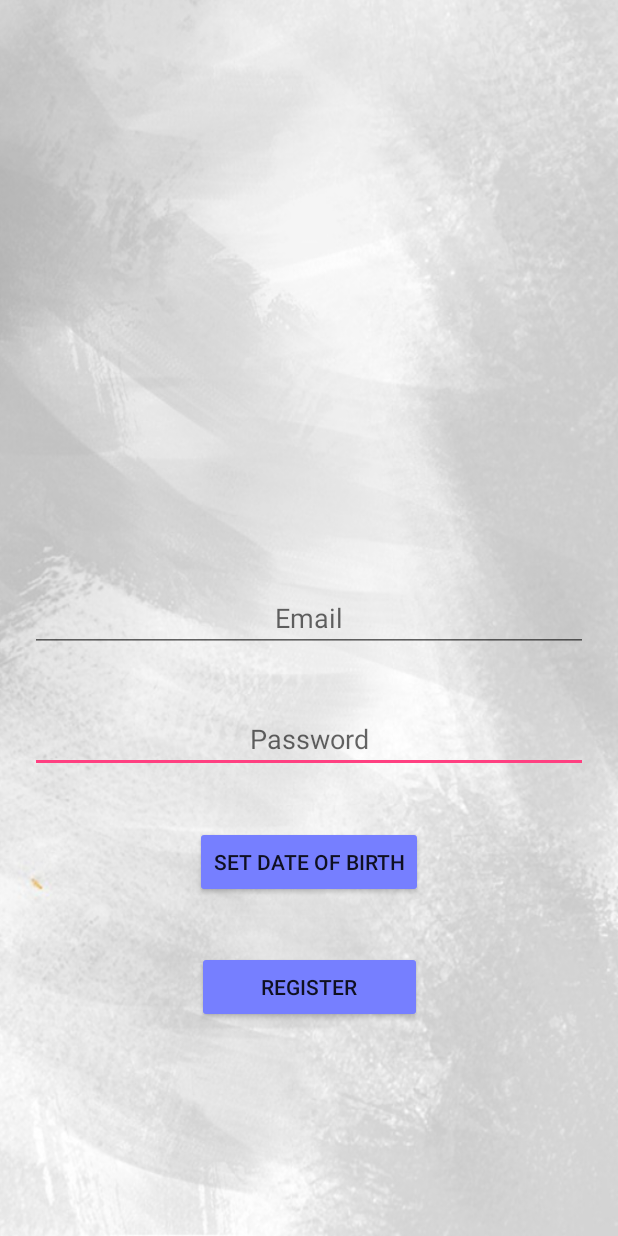
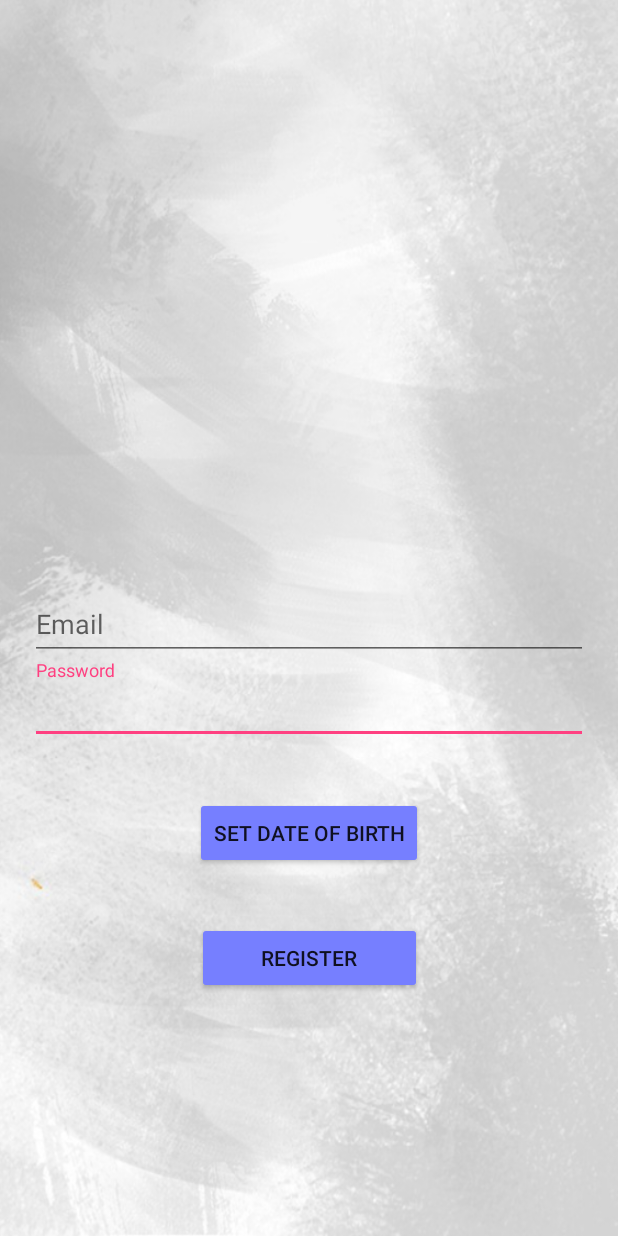
Before and after one commit to Jagi1/QuizApp, an Android app: the screen it shows after launch (RegisterActivity), after a tap on "REGISTER", on a phone screen of 412 x 824 dp. Run offline under Robolectric (Android 15) with nearby library versions, the light colour scheme and no system bars; our stand-ins replace Firebase (no records; nobody signed in at launch, a user with empty details on screens opened directly).

Commit message:
Layout improvements.

```diff
--- a/app/src/main/java/pl/com/fireflies/quizapp/AccountSettingsActivity.java
+++ b/app/src/main/java/pl/com/fireflies/quizapp/AccountSettingsActivity.java
@@ -113,7 +113,7 @@ public class AccountSettingsActivity extends AppCompatActivity implements View.O
                 avatar_image.setImageBitmap(MediaStore.Images.Media.getBitmap(getContentResolver(), data.getData()));
                 // wysylanie awataru do storage
                 uploadImage(data.getData());
-                DataHolder.setAvatarImage();
+//                DataHolder.setAvatarImage();
             }
             catch (IOException e)
             {
--- a/app/src/main/java/pl/com/fireflies/quizapp/LoginActivity.java
+++ b/app/src/main/java/pl/com/fireflies/quizapp/LoginActivity.java
@@ -11,6 +11,8 @@ import android.graphics.BitmapFactory;
 import android.net.ConnectivityManager;
 import android.os.Bundle;
 import android.support.annotation.NonNull;
+import android.support.design.widget.TextInputEditText;
+import android.support.design.widget.TextInputLayout;
 import android.support.v7.app.AppCompatActivity;
 import android.text.TextUtils;
 import android.util.Log;
@@ -31,7 +33,9 @@ import com.google.firebase.storage.StorageReference;
 
 public class LoginActivity extends AppCompatActivity implements View.OnClickListener
 {
-    private EditText login_edit, password_edit;
+    private TextInputLayout inputLayout;
+    private TextInputEditText login_edit, password_edit;
+    private Button login_button, register_button;
     private ProgressDialog progressDialog;
     private CheckBox checkBox;
     public static final String PREF_VAR = "pref_vars";
@@ -58,10 +62,10 @@ public class LoginActivity extends AppCompatActivity implements View.OnClickList
 
     protected void initViews()
     {
-        login_edit = (EditText) findViewById(R.id.login_edit);
-        password_edit = (EditText) findViewById(R.id.password_edit);
-        Button login_button = (Button) findViewById(R.id.login_button);
-        Button register_button = (Button) findViewById(R.id.register_button);
+        login_edit = (TextInputEditText) findViewById(R.id.login_edit_2);
+        inputLayout = (TextInputLayout) findViewById(R.id.login_edit);
+        password_edit = (TextInputEditText) findViewById(R.id.password_edit_2);
+        login_button = (Button) findViewById(R.id.login_button);register_button = (Button) findViewById(R.id.register_button);
         login_button.setOnClickListener(this);
         register_button.setOnClickListener(this);
         checkBox = (CheckBox) findViewById(R.id.remember_check_box);
@@ -178,9 +182,11 @@ public class LoginActivity extends AppCompatActivity implements View.OnClickList
                 break;
 
             case R.id.register_button:
-                Pair[] pairs = new Pair[2];
+                Pair[] pairs = new Pair[4];
                 pairs[0] = new Pair<View, String>(login_edit, "emailTransition");
                 pairs[1] = new Pair<View, String>(password_edit, "passwordTransition");
+                pairs[2] = new Pair<View, String>(login_button, "date_button_transition");
+                pairs[3] = new Pair<View, String>(register_button, "register_button_transition");
                 ActivityOptions options = ActivityOptions.makeSceneTransitionAnimation(LoginActivity.this,pairs);
                 LoginActivity.this.startActivity(new Intent(LoginActivity.this, RegisterActivity.class), options.toBundle());
                 break;
--- a/app/src/main/java/pl/com/fireflies/quizapp/RegisterActivity.java
+++ b/app/src/main/java/pl/com/fireflies/quizapp/RegisterActivity.java
@@ -8,6 +8,7 @@ import android.graphics.drawable.ColorDrawable;
 import android.net.ConnectivityManager;
 import android.os.Bundle;
 import android.support.annotation.NonNull;
+import android.support.design.widget.TextInputEditText;
 import android.support.v7.app.AppCompatActivity;
 import android.text.TextUtils;
 import android.util.Log;
@@ -29,7 +30,7 @@ public class RegisterActivity extends AppCompatActivity implements View.OnClickL
 {
     private static final String TAG = "RegisterActivity";
     private Button date_button;
-    private EditText email_edit, password_edit;
+    private TextInputEditText email_edit, password_edit;
     private DatePickerDialog.OnDateSetListener date_listener;
     private String date;
 
@@ -77,8 +78,8 @@ public class RegisterActivity extends AppCompatActivity implements View.OnClickL
      * Method used to initialize layout views in one place.
      * */
     protected void initViews() {
-        email_edit = (EditText) findViewById(R.id.email_edit);
-        password_edit = (EditText) findViewById(R.id.password_edit);
+        email_edit = (TextInputEditText) findViewById(R.id.email_edit_2);
+        password_edit = (TextInputEditText) findViewById(R.id.password_edit_2);
         date_button = (Button) findViewById(R.id.date_button);
         Button register_button = (Button) findViewById(R.id.register_button);
         register_button.setOnClickListener(this);
--- a/app/src/main/res/layout/activity_register.xml
+++ b/app/src/main/res/layout/activity_register.xml
@@ -14,6 +14,7 @@
         android:layout_height="wrap_content"
         android:layout_marginBottom="100dp"
         android:text="@string/register"
+        android:transitionName="register_button_transition"
         app:layout_constraintTop_toBottomOf="@id/date_button"
         app:layout_constraintEnd_toEndOf="parent"
         app:layout_constraintStart_toStartOf="parent" />
@@ -25,42 +26,55 @@
         android:layout_marginTop="35sp"
         android:layout_height="wrap_content"
         android:text="@string/date"
-        android:textAlignment="center"
+        android:transitionName="date_button_transition"
         app:layout_constraintStart_toStartOf="parent"
         app:layout_constraintEnd_toEndOf="parent"
         app:layout_constraintTop_toBottomOf="@id/password_edit"/>
 
-    <EditText
+    <android.support.design.widget.TextInputLayout
         android:id="@+id/password_edit"
         android:layout_width="match_parent"
-        android:minWidth="150dp"
-        android:layout_marginEnd="20sp"
-        android:layout_marginTop="35sp"
-        android:layout_marginStart="20sp"
-        android:transitionName="passwordTransition"
         android:layout_height="wrap_content"
-        android:hint="@string/password"
-        android:inputType="textPassword"
-        android:textAlignment="center"
         app:layout_constraintStart_toStartOf="parent"
         app:layout_constraintEnd_toEndOf="parent"
-        app:layout_constraintTop_toBottomOf="@id/email_edit"/>
+        app:layout_constraintTop_toBottomOf="@id/email_edit">
 
-    <EditText
+        <android.support.design.widget.TextInputEditText
+            android:id="@+id/password_edit_2"
+            android:layout_width="match_parent"
+            android:layout_height="match_parent"
+            android:hint="@string/password"
+            android:inputType="textPassword"
+            android:textAlignment="center"
+            android:minWidth="150dp"
+            android:layout_marginEnd="20sp"
+            android:layout_marginTop="35sp"
+            android:layout_marginStart="20sp"
+            android:transitionName="passwordTransition" />
+
+    </android.support.design.widget.TextInputLayout>
+
+    <android.support.design.widget.TextInputLayout
         android:id="@+id/email_edit"
         android:layout_width="match_parent"
-        android:minWidth="150dp"
-        android:transitionName="emailTransition"
-        android:layout_marginEnd="20sp"
-        android:layout_marginStart="20sp"
         android:layout_height="wrap_content"
-        android:hint="@string/email"
-        android:inputType="textEmailAddress"
-        android:textAlignment="center"
         app:layout_constraintStart_toStartOf="parent"
         app:layout_constraintEnd_toEndOf="parent"
         app:layout_constraintTop_toTopOf="parent"
-        app:layout_constraintBottom_toBottomOf="parent"/>
+        app:layout_constraintBottom_toBottomOf="parent">
 
+        <android.support.design.widget.TextInputEditText
+            android:id="@+id/email_edit_2"
+            android:layout_width="match_parent"
+            android:layout_height="match_parent"
+            android:minWidth="150dp"
+            android:transitionName="emailTransition"
+            android:layout_marginEnd="20sp"
+            android:layout_marginStart="20sp"
+            android:hint="@string/email"
+            android:inputType="textEmailAddress"
+            android:textAlignment="center" />
+
+    </android.support.design.widget.TextInputLayout>
 
 </android.support.constraint.ConstraintLayout>
```
Also changed, not shown: app/src/main/res/layout/activity_login.xml (+32 -17 lines).
